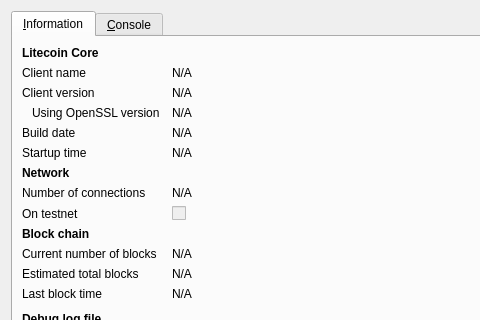
Above: src/qt/forms/rpcconsole.ui from 26rahulsingh/funcoin1 before the change; both pictures show x 0 to 480 and y 0 to 320 of the 740 by 450 pixel window. Below: the same form after it.
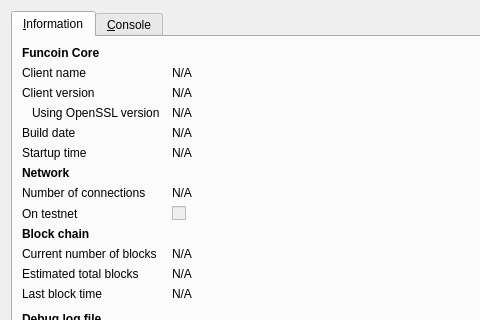
That is the form after the change. Icons and pictures are not drawn.

Commit message: renamed litecoin to funcoin and changes in rpcrawtransaction.cpp

Diff of the .ui file:
```diff
--- a/src/qt/forms/rpcconsole.ui
+++ b/src/qt/forms/rpcconsole.ui
@@ -36,7 +36,7 @@
           </font>
          </property>
          <property name="text">
-          <string>Litecoin Core</string>
+          <string>Funcoin Core</string>
          </property>
         </widget>
        </item>
```
Left out of the diff: 6 changed lines with no effect on the pictures. The commit also changes 117 other files.
